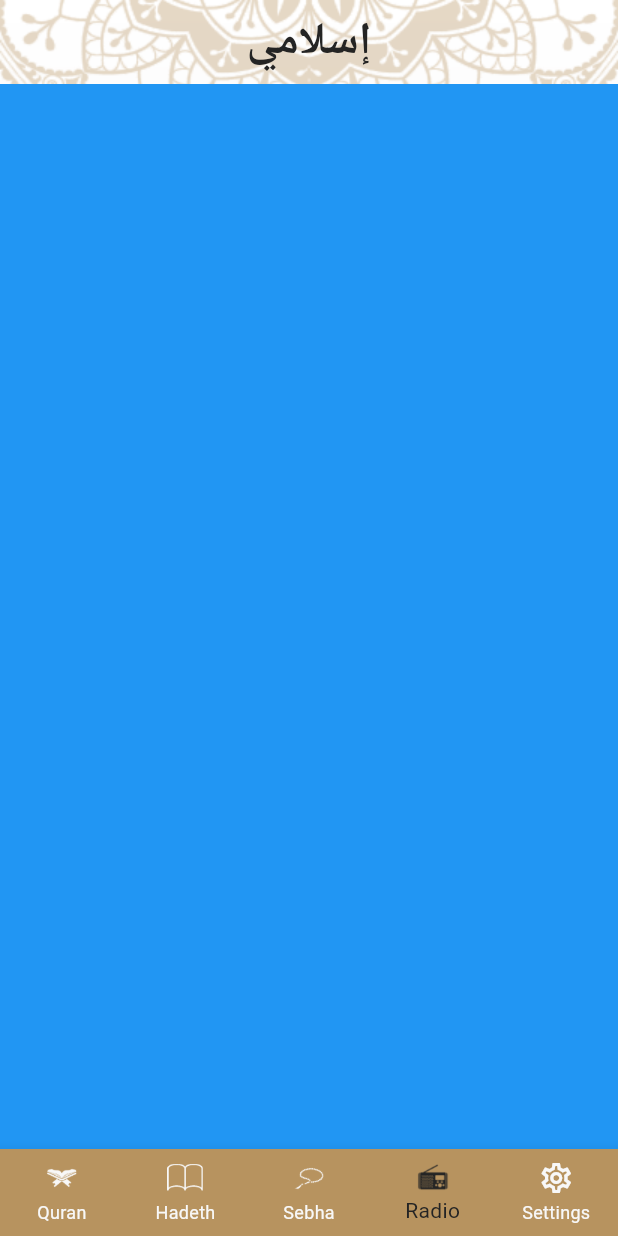
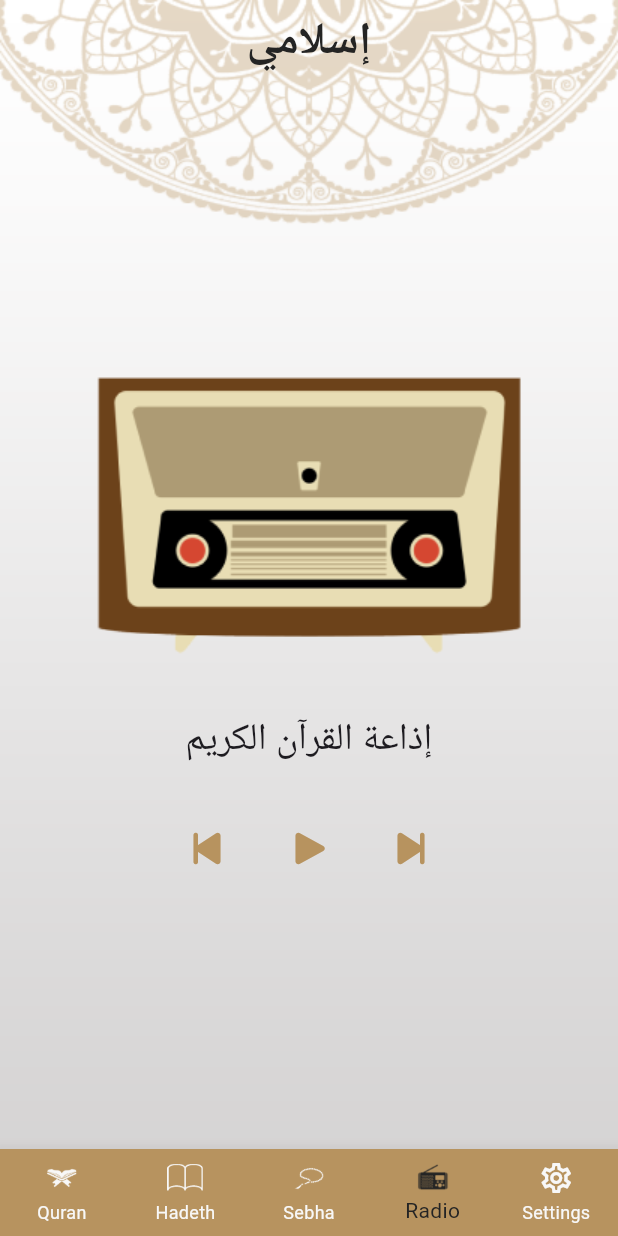
Before and after one commit to engmostafagoda1/islami_app, a Flutter app: the screen it shows after launch, item 4 of the bottom bar chosen, on a phone screen of 412 x 824 dp. Run offline on Flutter 3.47's test engine with Material 3 defaults, Android fonts, the phone set to English and light mode, and no system bars; our stand-ins replace font_awesome_flutter.

Commit message:
implement radio tab without API

```diff
--- a/lib/tabs/radio_tab/radio_screen.dart
+++ b/lib/tabs/radio_tab/radio_screen.dart
@@ -1,11 +1,62 @@
 import 'package:flutter/material.dart';
+import 'package:font_awesome_flutter/font_awesome_flutter.dart';
+import 'package:islami_app/apptheme.dart';
 
-class RadioScreen extends StatelessWidget {
+class RadioScreen extends StatefulWidget {
+  @override
+  State<RadioScreen> createState() => _RadioScreenState();
+}
+
+class _RadioScreenState extends State<RadioScreen> {
+  bool toogle = true;
 
   @override
   Widget build(BuildContext context) {
-    return Container(
-      color: Colors.blue,
+    return Column(
+      mainAxisAlignment: MainAxisAlignment.center,
+      children: [
+        Image.asset('assets/images/raido.png'),
+        SizedBox(height: 20),
+        Text(
+          'إذاعة القرآن الكريم',
+          style: TextStyle(fontSize: 25, fontWeight: FontWeight.w500),
+        ),
+        SizedBox(height: 30),
+        Row(
+          mainAxisAlignment: MainAxisAlignment.center,
+          children: [
+            IconButton(
+              onPressed: () {},
+              icon: Icon(
+                FontAwesomeIcons.backwardStep,
+                color: Apptheme.lightprimary,
+              ),
+            ),
+            SizedBox(width: 20),
+            IconButton(
+              onPressed: () {
+                switching();
+              },
+              icon: toogle == true
+                  ? Icon(FontAwesomeIcons.play, color: Apptheme.lightprimary)
+                  : Icon(FontAwesomeIcons.pause, color: Apptheme.lightprimary),
+            ),
+            SizedBox(width: 20),
+            IconButton(
+              onPressed: () {},
+              icon: Icon(
+                FontAwesomeIcons.forwardStep,
+                color: Apptheme.lightprimary,
+              ),
+            ),
+          ],
+        ),
+      ],
     );
   }
+
+  void switching() {
+    toogle = !toogle;
+    setState(() {});
+  }
 }
--- a/pubspec.yaml
+++ b/pubspec.yaml
@@ -34,6 +34,7 @@ dependencies:
   # The following adds the Cupertino Icons font to your application.
   # Use with the CupertinoIcons class for iOS style icons.
   cupertino_icons: ^1.0.8
+  font_awesome_flutter: ^10.12.0
 
 dev_dependencies:
   flutter_test:
```
Also changed, not shown: assets/images/raido.png (added), pubspec.lock.
